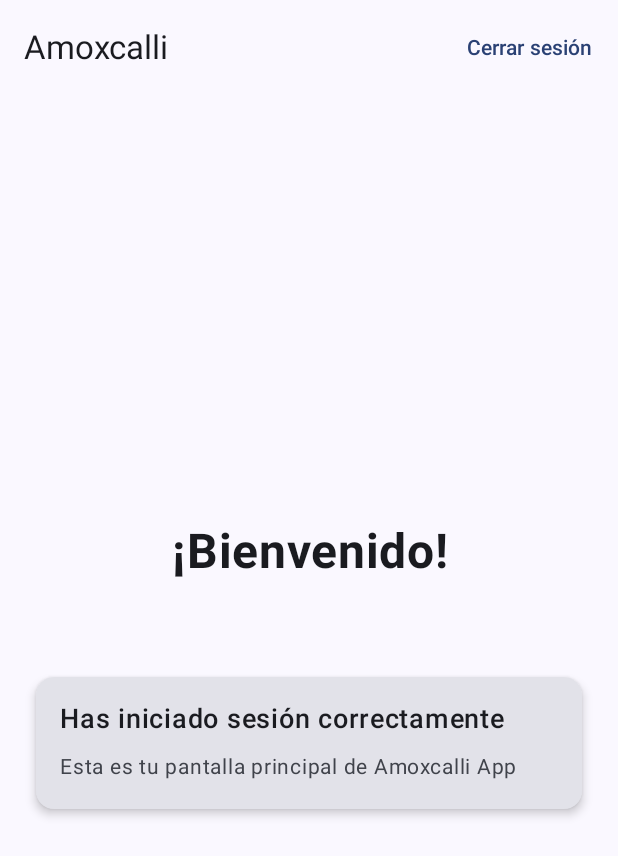
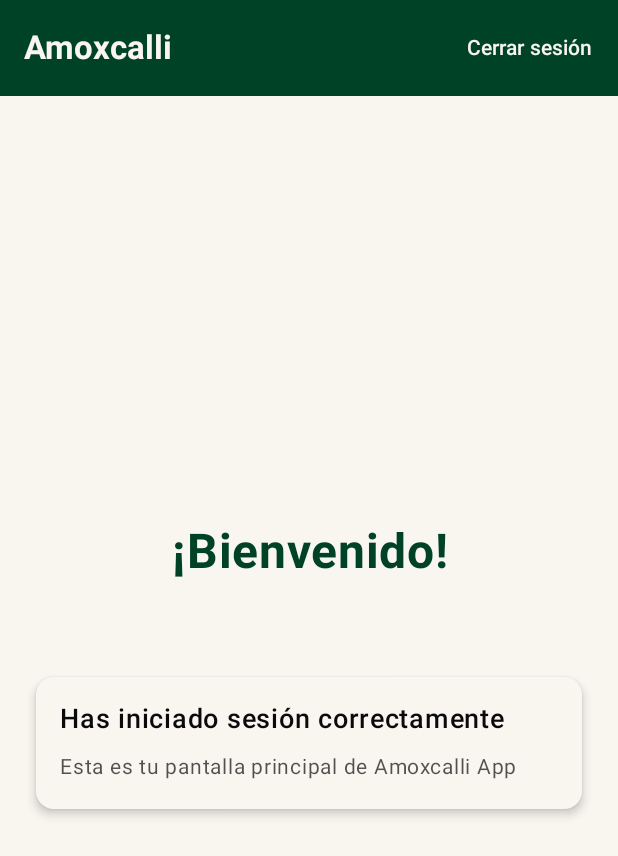
Before and after one commit to KetzalliLabs/Amoxcalli_App, an Android app built with Jetpack Compose: the composable HomeScreen shown on its own in the app's theme, on a phone screen of 412 x 824 dp. Shown: the top 856 px of the screen. Run offline under Robolectric (Android 15) with nearby library versions, the phone set to English and light mode, and no system bars; our stand-ins replace Firebase (no records; nobody signed in at launch, a user with empty details on screens opened directly).

Commit message:
Colour edits

```diff
--- a/app/src/main/java/com/req/software/amoxcalli_app/ui/screens/HomeScreen.kt
+++ b/app/src/main/java/com/req/software/amoxcalli_app/ui/screens/HomeScreen.kt
@@ -26,7 +26,17 @@ fun HomeScreen(
     Scaffold(
         topBar = {
             TopAppBar(
-                title = { Text("Amoxcalli") },
+                title = {
+                    Text(
+                        "Amoxcalli",
+                        fontWeight = FontWeight.Bold
+                    )
+                },
+                colors = TopAppBarDefaults.topAppBarColors(
+                    containerColor = MaterialTheme.colorScheme.primary,
+                    titleContentColor = MaterialTheme.colorScheme.onPrimary,
+                    actionIconContentColor = MaterialTheme.colorScheme.onPrimary
+                ),
                 actions = {
                     TextButton(onClick = {
                         val signInClient = authViewModel.getGoogleSignInClient(
@@ -35,11 +45,15 @@ fun HomeScreen(
                         )
                         authViewModel.signOut(signInClient)
                     }) {
-                        Text("Cerrar sesión")
+                        Text(
+                            "Cerrar sesión",
+                            color = MaterialTheme.colorScheme.onPrimary
+                        )
                     }
                 }
             )
-        }
+        },
+        containerColor = MaterialTheme.colorScheme.background
     ) { paddingValues ->
         Column(
             modifier = Modifier
@@ -53,7 +67,8 @@ fun HomeScreen(
                 text = "¡Bienvenido!",
                 fontSize = 32.sp,
                 fontWeight = FontWeight.Bold,
-                textAlign = TextAlign.Center
+                textAlign = TextAlign.Center,
+                color = MaterialTheme.colorScheme.primary
             )
 
             Spacer(modifier = Modifier.height(16.dp))
@@ -63,7 +78,8 @@ fun HomeScreen(
                     text = user.displayName ?: "Usuario",
                     fontSize = 24.sp,
                     fontWeight = FontWeight.Medium,
-                    textAlign = TextAlign.Center
+                    textAlign = TextAlign.Center,
+                    color = MaterialTheme.colorScheme.onBackground
                 )
 
                 Spacer(modifier = Modifier.height(8.dp))
@@ -71,7 +87,7 @@ fun HomeScreen(
                 Text(
                     text = user.email ?: "",
                     fontSize = 16.sp,
-                    color = MaterialTheme.colorScheme.onSurfaceVariant,
+                    color = MaterialTheme.colorScheme.onBackground.copy(alpha = 0.7f),
                     textAlign = TextAlign.Center
                 )
             }
@@ -80,7 +96,10 @@ fun HomeScreen(
 
             Card(
                 modifier = Modifier.fillMaxWidth(),
-                elevation = CardDefaults.cardElevation(defaultElevation = 4.dp)
+                elevation = CardDefaults.cardElevation(defaultElevation = 4.dp),
+                colors = CardDefaults.cardColors(
+                    containerColor = MaterialTheme.colorScheme.surface
+                )
             ) {
                 Column(
                     modifier = Modifier.padding(16.dp)
@@ -88,13 +107,14 @@ fun HomeScreen(
                     Text(
                         text = "Has iniciado sesión correctamente",
                         fontSize = 18.sp,
-                        fontWeight = FontWeight.Medium
+                        fontWeight = FontWeight.Medium,
+                        color = MaterialTheme.colorScheme.onSurface
                     )
                     Spacer(modifier = Modifier.height(8.dp))
                     Text(
                         text = "Esta es tu pantalla principal de Amoxcalli App",
                         fontSize = 14.sp,
-                        color = MaterialTheme.colorScheme.onSurfaceVariant
+                        color = MaterialTheme.colorScheme.onSurface.copy(alpha = 0.7f)
                     )
                 }
             }
```
Also changed, not shown: app/src/main/java/com/req/software/amoxcalli_app/ui/screens/LoginScreen.kt (+10 -5 lines), app/src/main/java/com/req/software/amoxcalli_app/ui/theme/Color.kt (+7 -7 lines), app/src/main/java/com/req/software/amoxcalli_app/ui/theme/Theme.kt (+22 -18 lines).
